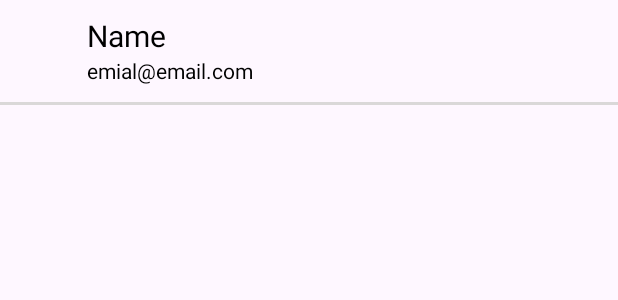
After one commit to Miza-n/android_project1, an Android app: the layout item_view.xml on its own in the app's theme, with its tools: preview values and no code run, on a phone screen of 412 x 824 dp. The commit adds this screen. Shown: the top 300 px of the screen. Run offline under Robolectric (Android 15) with nearby library versions, the phone set to English and light mode, and no system bars.

Commit message:
Recycler View

```diff
--- a/app/build.gradle.kts
+++ b/app/build.gradle.kts
@@ -33,11 +33,15 @@ android {
 
 dependencies {
 
+    // Core libraries
     implementation(libs.appcompat)
     implementation(libs.material)
     implementation(libs.activity)
     implementation(libs.constraintlayout)
+
+    // Test libraries
     testImplementation(libs.junit)
     androidTestImplementation(libs.ext.junit)
     androidTestImplementation(libs.espresso.core)
+
 }
--- a/app/src/main/res/layout/activity_front_page.xml
+++ b/app/src/main/res/layout/activity_front_page.xml
@@ -40,4 +40,10 @@
         android:layout_height="wrap_content"
         android:text="Assignment 5" />
 
+    <Button
+        android:id="@+id/btn6"
+        android:layout_width="wrap_content"
+        android:layout_height="wrap_content"
+        android:text="Assignment 6" />
+
 </LinearLayout>
--- /dev/null
+++ b/app/src/main/res/layout/item_view.xml
@@ -0,0 +1,42 @@
+<?xml version="1.0" encoding="utf-8"?>
+<RelativeLayout xmlns:android="http://schemas.android.com/apk/res/android"
+    android:layout_width="match_parent"
+    android:layout_height="wrap_content"
+    android:layout_marginTop="10dp"
+    xmlns:tools="http://schemas.android.com/tools">
+
+    <ImageView
+        android:layout_width="48dp"
+        android:layout_height="48dp"
+        android:id="@+id/imageview"
+        android:layout_marginRight="10dp"
+        android:layout_centerVertical="true"
+        />
+
+    <TextView
+        android:layout_width="match_parent"
+        android:layout_height="wrap_content"
+        android:id="@+id/name"
+        android:layout_toEndOf="@id/imageview"
+        android:textColor="@color/black"
+        android:textSize="20dp"
+        tools:text="Name"/>
+
+    <TextView
+        android:layout_width="match_parent"
+        android:layout_height="wrap_content"
+        android:id="@+id/email"
+        android:layout_toEndOf="@id/imageview"
+        android:layout_below="@id/name"
+        android:textColor="@color/black"
+        tools:text="emial@email.com"/>
+
+    <LinearLayout
+        android:layout_width="match_parent"
+        android:layout_height="2dp"
+        android:layout_below="@id/imageview"
+        android:layout_marginTop="10dp"
+        android:background="#DAD8D8"/>
+
+
+</RelativeLayout>
--- a/gradle/libs.versions.toml
+++ b/gradle/libs.versions.toml
@@ -1,5 +1,5 @@
 [versions]
-agp = "8.5.0"
+agp = "8.7.2"
 junit = "4.13.2"
 junitVersion = "1.2.1"
 espressoCore = "3.6.1"
```
Also changed, not shown: app/src/main/AndroidManifest.xml (+21 -0 lines), app/src/main/java/com/example/mizan04/FrontPageActivity.java (+10 -1 lines), app/src/main/java/com/example/recyclerView/Item.java (added, +38 -0 lines), app/src/main/java/com/example/recyclerView/MainActivity.java (added, +48 -0 lines), app/src/main/java/com/example/recyclerView/MyAdapter.java (added, +42 -0 lines), app/src/main/java/com/example/recyclerView/MyViewHolder.java (added, +24 -0 lines), app/src/main/res/layout/activity_main3.xml (added, +16 -0 lines), app/src/main/res/drawable/a.jpg (added), app/src/main/res/drawable/b.jpg (added), app/src/main/res/drawable/c.jpg (added), app/src/main/res/drawable/d.jpg (added), app/src/main/res/drawable/e.jpg (added), app/src/main/res/drawable/f.jpg (added), build.gradle.kts (line endings or trailing spaces), 1 more files.
